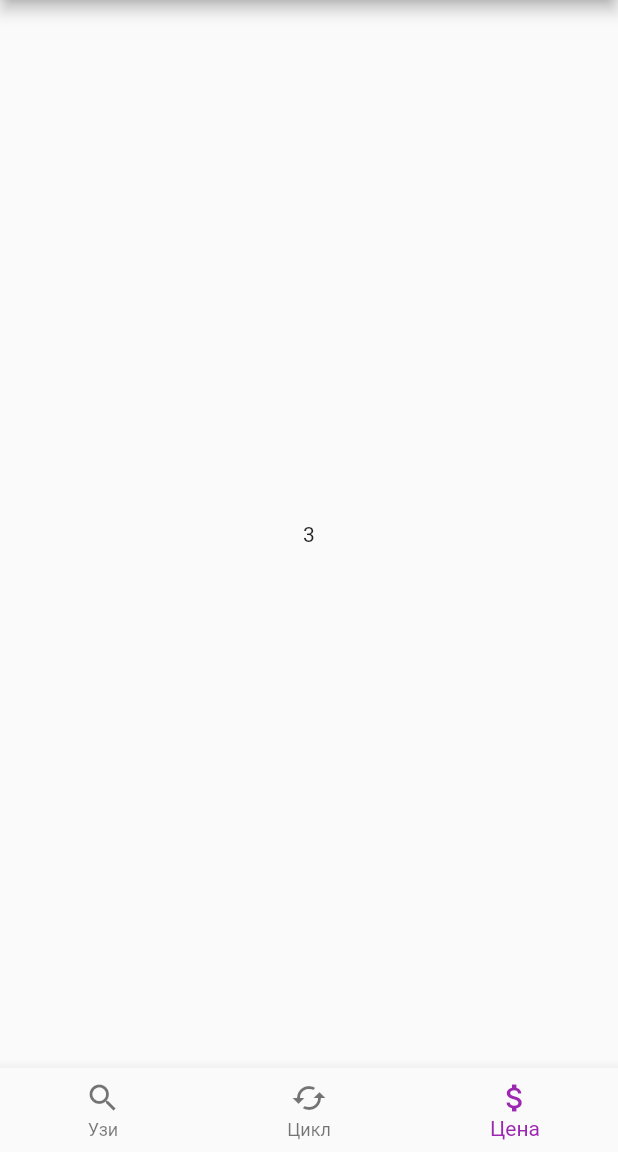
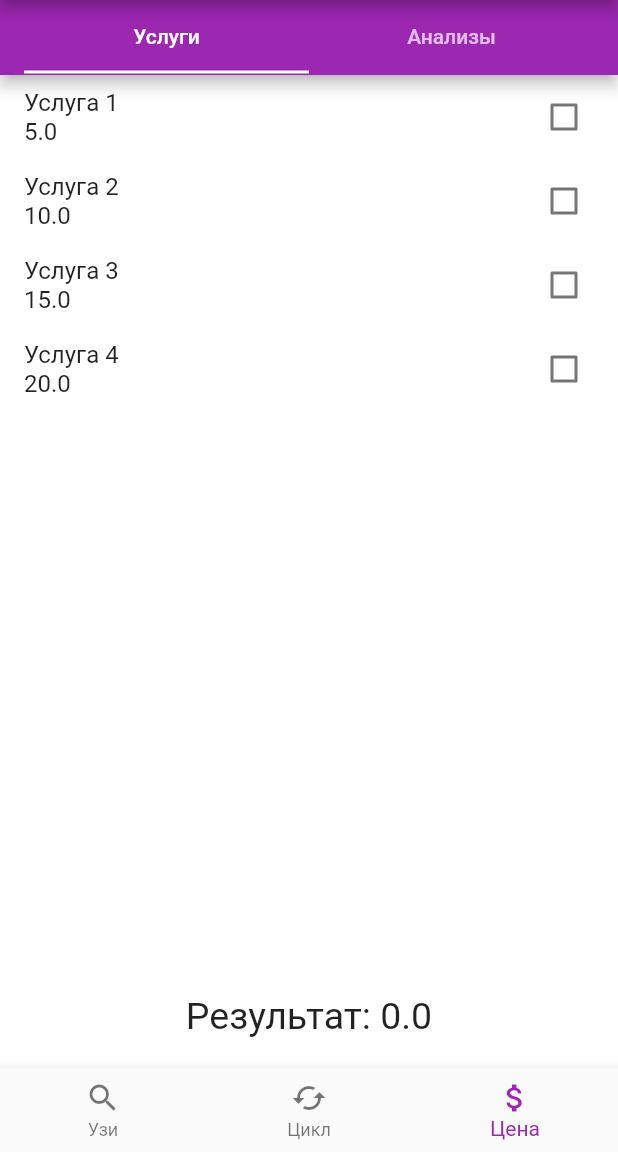
Before and after one commit to leredirect/fclinichelper, a Flutter app: the screen it shows after launch, item 3 of the bottom bar chosen, on a phone screen of 412 x 824 dp, the part 84-1236 px from its top. Run offline on Flutter 3.47's test engine with Material 2 defaults, Android fonts, the phone set to English and light mode, and no system bars.

Commit message:
price screen added

```diff
--- a/lib/constants.dart
+++ b/lib/constants.dart
@@ -1 +1,32 @@
+import 'package:fclinick_helper/models/baseElement.dart';
+import 'package:fclinick_helper/models/baseList.dart';
+
 const double ARINA_CONSTANT = 0.52;
+const double JEJ = 7;
+//text
+
+BaseElement baseElement0 = new BaseElement(0, "Услуга 1", 5, false);
+BaseElement baseElement1 = new BaseElement(1, "Услуга 2", 10, false);
+BaseElement baseElement2 = new BaseElement(2, "Услуга 3", 15, false);
+BaseElement baseElement3 = new BaseElement(3, "Услуга 4", 20, false);
+
+
+
+BaseElement baseElement4 = new BaseElement(0, "БЕЗ СТРАХОВКИ", 7, false);
+BaseElement baseElement5 = new BaseElement(1, "Анализ 2", 30, false);
+BaseElement baseElement6 = new BaseElement(2, "Анализ 3", 35, false);
+BaseElement baseElement7 = new BaseElement(3, "Анализ 4", 40, false);
+
+
+
+List<BaseElement> servicesBase = [
+  baseElement0, baseElement1, baseElement2, baseElement3,
+];
+
+List<BaseElement> analysisBase = [
+  baseElement4, baseElement5, baseElement6, baseElement7
+];
+
+
+BaseList baseServices = new BaseList("Услуги", servicesBase, false);
+BaseList baseAnalysis = new BaseList("Анализы", analysisBase, false);
--- a/lib/main.dart
+++ b/lib/main.dart
@@ -1,4 +1,5 @@
 import 'package:fclinick_helper/screens/cycle_screen.dart';
+import 'package:fclinick_helper/screens/pricelist_screen.dart';
 import 'package:fclinick_helper/screens/uzi_screen.dart';
 import 'package:flutter/material.dart';
 
@@ -19,7 +20,7 @@ class _HomeScreenState extends State<HomeScreen> {
     List<Widget> _elements = [
       UziScreen(),
       CycleScreen(),
-      Text("3"),
+      PriceList(),
     ];
 
     void changeTab(int index) {
--- a/lib/models/patient.dart
+++ /dev/null
@@ -1,5 +0,0 @@
-class Patient {
-  int id;
-  String name;
-  DateTime lastDay;
-}
--- /dev/null
+++ b/lib/screens/pricelist_screen.dart
@@ -0,0 +1,83 @@
+import 'package:fclinick_helper/constants.dart';
+import 'package:fclinick_helper/models/baseElement.dart';
+import 'package:fclinick_helper/screens/pricelist_analysis_screen.dart';
+import 'package:fclinick_helper/screens/pricelist_services_screen.dart';
+import 'package:flutter/cupertino.dart';
+import 'package:flutter/material.dart';
+
+class PriceList extends StatefulWidget {
+  @override
+  State<StatefulWidget> createState() => _PriceListState();
+}
+
+class _PriceListState extends State<PriceList> {
+
+  double priceListCalc(){
+    double resultServices = 0.0;
+    double resultAnalysis = 0.0;
+    servicesBase.forEach((element) {
+
+      if(element.isActive == true){
+        resultServices = resultServices + element.price;
+      }
+
+    });
+
+    analysisBase.forEach((element) {
+
+      if(element.isActive == true){
+        resultAnalysis = resultAnalysis + element.price;
+      }
+
+    });
+
+
+    return resultServices + resultAnalysis;
+  }
+
+  void updateScreen(){
+    setState(() {
+    });
+  }
+
+  @override
+  Widget build(BuildContext context) {
+    return DefaultTabController(
+      length: 2,
+      child: Scaffold(
+        backgroundColor: Colors.white,
+      appBar: AppBar(
+        toolbarHeight: 50,
+        title: TabBar(
+            tabs: [
+              Tab(text: "Услуги",),
+              Tab(text: "Анализы",),
+            ],
+          ),
+        ),
+      body: Stack(
+        children: [
+          TabBarView(
+            children: [
+              PriceListServices(updateScreen: updateScreen),
+              PriceListAnalysis(updateScreen: updateScreen),
+            ],
+          ),
+          Spacer(),
+          Container(
+            alignment: Alignment.bottomCenter,
+            margin: EdgeInsets.only(bottom: 20),
+            child: Text("Результат: ${priceListCalc()}", style: TextStyle(fontSize: 25)),
+          ),
+        ],
+      ),
+
+    )
+    );
+  }
+
+  @override
+  void initState() {
+    super.initState();
+  }
+}
--- /dev/null
+++ b/lib/screens/pricelist_services_screen.dart
@@ -0,0 +1,44 @@
+import 'package:flutter/cupertino.dart';
+import 'package:flutter/material.dart';
+
+import '../constants.dart';
+
+class PriceListServices extends StatefulWidget {
+  final Function updateScreen;
+
+  const PriceListServices({Key key, this.updateScreen}) : super(key: key);
+  @override
+  State<StatefulWidget> createState() => _PriceListServicesState();
+}
+
+class _PriceListServicesState extends State<PriceListServices> {
+  @override
+  Widget build(BuildContext context) {
+    return ListView.builder(
+            itemCount: baseServices.baseList.length,
+            itemBuilder: (_, i) {
+              return CheckboxListTile(
+                title: Column(
+                  crossAxisAlignment: CrossAxisAlignment.start,
+                  children: [
+                    Text(baseServices.baseList[i].name),
+                    Text("${baseServices.baseList[i].price}"),
+                  ],
+                ),
+                value: baseServices.baseList[i].isActive,
+                onChanged: (bool value) {
+                  setState(() {
+                    baseServices.baseList[i].isActive = value;
+
+                  });
+                  widget.updateScreen();
+                },
+              );
+            });
+  }
+
+  @override
+  void initState() {
+    super.initState();
+  }
+}
```
Also changed, not shown: lib/models/base.dart (deleted, +0 -7 lines), lib/models/baseElement.dart (added, +8 -0 lines), lib/models/baseList.dart (added, +11 -0 lines), lib/screens/pricelist_analysis_screen.dart (added, +48 -0 lines).
